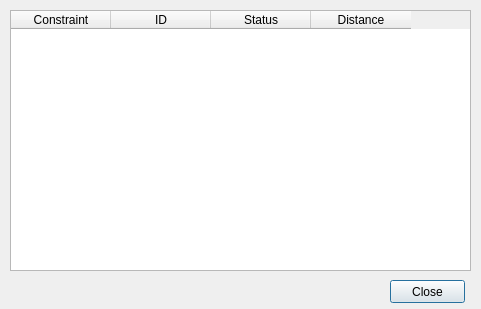
This is pipline_planner_dialog_base.ui in grabek133/qgis-pipelineplanner as Qt 5 draws it before an edit. The edited form follows.
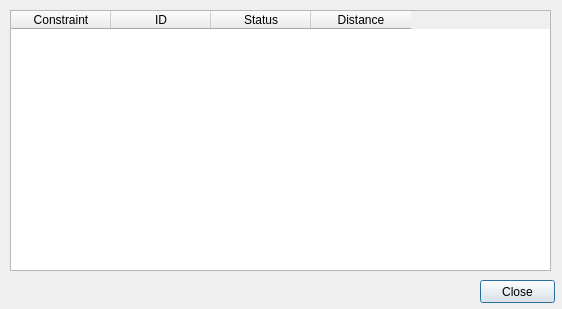
This is the edited form.

Commit message: populated impacts table with raptors, eagles and buowls

```diff
--- a/pipline_planner_dialog_base.ui
+++ b/pipline_planner_dialog_base.ui
@@ -6,7 +6,7 @@
    <rect>
     <x>0</x>
     <y>0</y>
-    <width>481</width>
+    <width>562</width>
     <height>309</height>
    </rect>
   </property>
@@ -18,7 +18,7 @@
     <rect>
      <x>10</x>
      <y>10</y>
-     <width>461</width>
+     <width>541</width>
      <height>261</height>
     </rect>
    </property>
@@ -49,7 +49,7 @@
   <widget class="QPushButton" name="btnPush">
    <property name="geometry">
     <rect>
-     <x>390</x>
+     <x>480</x>
      <y>280</y>
      <width>75</width>
      <height>23</height>
```
The commit also changes 1 other file.
